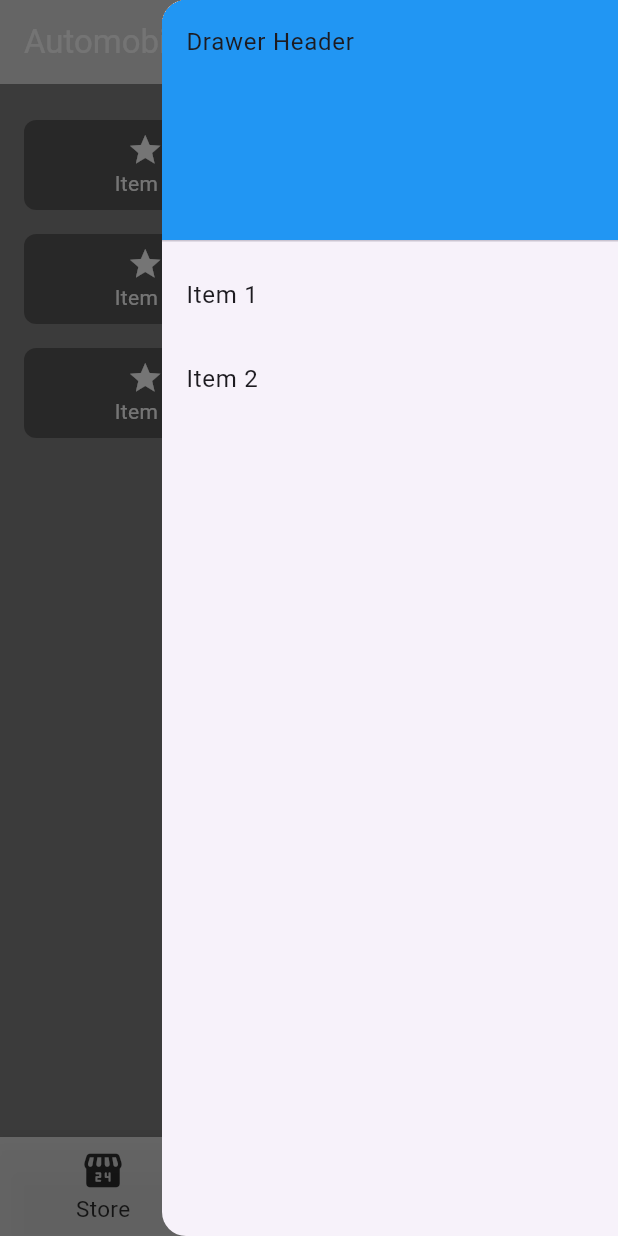
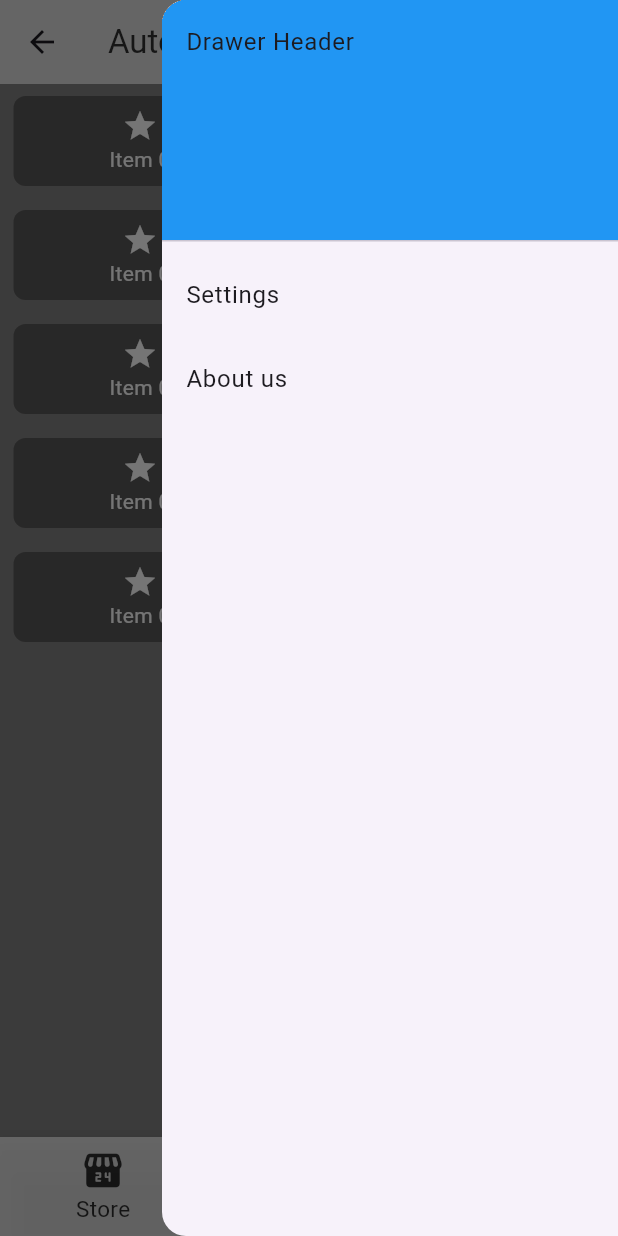
Before and after one commit to binarymusa/Automobile_app, a Flutter app: the screen it shows after launch, after a tap on the "menu" icon, on a phone screen of 412 x 824 dp. Run offline on Flutter 3.47's test engine with Material 3 defaults, Android fonts, the phone set to English and light mode, and no system bars.

Commit message:
mods on route.drt, main.drt and added widgets

```diff
--- a/lib/main.dart
+++ b/lib/main.dart
@@ -1,10 +1,7 @@
 import 'package:flutter/material.dart';
-import 'pages/home_page.dart';
-import 'pages/cart_page.dart';
-import 'pages/purchases_page.dart';
+import "package:test_app/routes.dart";
 
 void main() =>  runApp(const MainApp());
-
 
 class MainApp extends StatelessWidget {
   const MainApp({super.key});
@@ -12,16 +9,16 @@ class MainApp extends StatelessWidget {
   @override
   Widget build(BuildContext context) {
     return const MaterialApp(
-
-      home:  MyHomePage(
-        title: '',
-      ),
-
+      initialRoute: '/',
+      onGenerateRoute: AppRoutes.generateRoute,
     );
   }
 }
 
 
+
+
+/*
 class MyHomePage extends StatefulWidget{
   const MyHomePage({super.key, required this.title});
 
@@ -57,7 +54,7 @@ class MyHomePageState extends State<MyHomePage>{
         backgroundColor: const Color.fromARGB(185, 255, 255, 255),
         title: const Text(
           'Automobile App',
-          style:  TextStyle(color: Color.fromARGB(244, 255, 255, 255)),
+          style:  TextStyle(color: Color.fromARGB(201, 0, 0, 0)),
         ),
       ),
 
@@ -113,3 +110,4 @@ class MyHomePageState extends State<MyHomePage>{
     );
   }
 }
+ */
--- /dev/null
+++ b/lib/routes.dart
@@ -0,0 +1,30 @@
+import 'package:flutter/material.dart';
+import 'package:test_app/views/cart_page.dart';
+import 'package:test_app/views/home_page.dart';
+import 'package:test_app/views/purchases_page.dart';
+
+
+class AppRoutes {
+  static Route<dynamic> generateRoute(RouteSettings settings){
+    switch (settings.name) {
+      case '/':
+        return MaterialPageRoute(
+          builder: (_) => const HomePage(),
+        );
+
+      case '/Cart':
+        return MaterialPageRoute(
+          builder: (_) => const CartPage(),
+        );
+
+      case '/Purchases':
+        return MaterialPageRoute(
+        builder: (_) => const PurchasesPage(),
+        );
+
+      default:
+      // ('Route not found: ${settings.name}');
+      throw const FormatException("Route not found");
+    }
+  }
+}
--- a/lib/pages/home_page.dart
+++ b/lib/views/home_page.dart
@@ -1,26 +1,37 @@
 import 'package:flutter/material.dart';
-
+import 'package:test_app/widgets/bottomnavbar.dart';
+// import 'package:test_app/widgets/topnavbar.dart';
+import 'package:test_app/widgets/column.dart';
+import 'package:test_app/widgets/drawer.dart';
 
 class HomePage extends StatelessWidget {
   const HomePage({super.key,});
 
   @override
   Widget build(BuildContext context) {
-    return SingleChildScrollView(
-        child: Padding(
-          padding:  const EdgeInsets.all(16.0),
-          child: Column(
-            children: List.generate(3, (index) => buildColumns()),
-          ),
+    return  Scaffold(
+      // appBar: Topnavbar(),
+      appBar: AppBar(
+        backgroundColor: const Color.fromARGB(185, 255, 255, 255),
+        title: const Text(
+          'Automobile',
+          style:  TextStyle(color: Color.fromARGB(201, 0, 0, 0)),
         ),
+      ),
+      endDrawer: const EndDrawer(),
+      body: const ColumnItem(),
+      backgroundColor: const Color.fromARGB(155, 48, 48, 48),
+      bottomNavigationBar: const Bottomnavbars(),
     );
-    // backgroundColor: const Color.fromARGB(85, 75, 75, 75);
   }
 }
 
-Widget buildColumns() {
+
+/* Widget buildColumns() {
   return Container(
     margin: const EdgeInsets.symmetric(vertical: 8.0),
+    // height: 20.0,
+    // color: Colors.cyan,
     decoration: BoxDecoration(
       color: const Color.fromARGB(158, 65, 64, 64),
       borderRadius: BorderRadius.circular(8.0),
@@ -45,4 +56,4 @@ Widget buildItem(int index) {
       ],
     ),
   );
-}
+} */
--- /dev/null
+++ b/lib/widgets/bottomnavbar.dart
@@ -0,0 +1,47 @@
+import 'package:flutter/material.dart';
+
+
+class Bottomnavbars extends StatelessWidget {
+  const Bottomnavbars({super.key,});
+
+  @override
+  Widget build(BuildContext context){
+    return BottomNavigationBar(
+        items: const <BottomNavigationBarItem>[
+          BottomNavigationBarItem(
+            icon: Icon(Icons.local_convenience_store_rounded),
+            label: 'Store',
+          ),
+          BottomNavigationBarItem(
+            icon: Icon(Icons.shopping_cart),
+            label: 'Cart',
+          ),
+          BottomNavigationBarItem(
+            icon: Icon(Icons.shopify),
+            label: 'Purchases',
+          ),
+        ],
+
+        selectedItemColor: const Color.fromARGB(201, 0, 0, 0),
+        selectedFontSize: 15,
+        selectedIconTheme: const IconThemeData(
+          size: 30.0,
+        ),
+        backgroundColor: const Color.fromARGB(185, 255, 255, 255),
+        onTap: (index) {
+          switch(index) {
+            case 0:
+            Navigator.pushNamed(context, '/');
+            break;
+
+            case 1:
+            Navigator.pushNamed(context, '/Cart');
+            break;
+
+            case 2:
+            Navigator.pushNamed(context, '/Purchases');
+          }
+        },
+    );
+  }
+}
--- /dev/null
+++ b/lib/widgets/column.dart
@@ -0,0 +1,47 @@
+import 'package:flutter/material.dart';
+
+class ColumnItem extends StatelessWidget{
+  const ColumnItem({super.key,});
+
+  @override
+  Widget build(BuildContext context) {
+     return  SingleChildScrollView(
+      padding: const EdgeInsets.symmetric(horizontal: 9.0),
+      child: Column(
+        children: List.generate(5, (index) => buildColumns(index)),
+      ),
+     );
+  }
+
+}
+
+Widget buildColumns(index){
+  return Container(
+      margin: const EdgeInsets.symmetric(vertical: 8.0),
+      // height: 20.0,
+      // color: Colors.cyan,
+      decoration: BoxDecoration(
+        color: const Color.fromARGB(158, 65, 64, 64),
+        borderRadius: BorderRadius.circular(8.0),
+      ),
+      child: Row(
+        mainAxisAlignment: MainAxisAlignment.spaceEvenly,
+        children: List.generate(3, (index) => buildItem(index)),
+      ),
+    );
+}
+
+Widget buildItem(int index) {
+  return Padding(
+    padding: const EdgeInsets.all(8.0),
+    child: Column(
+      children: <Widget>[
+        const Icon(Icons.star, color: Colors.white),
+        Text(
+          'Item $index',
+          style: const TextStyle(color: Color(0xFFFFFFFF)),
+        ),
+      ],
+    ),
+  );
+}
--- /dev/null
+++ b/lib/widgets/drawer.dart
@@ -0,0 +1,30 @@
+import 'package:flutter/material.dart';
+
+class EndDrawer extends StatelessWidget{
+  const EndDrawer({super.key,});
+
+  @override
+  Widget build(BuildContext context){
+    return Drawer(
+        child: ListView(
+          padding: EdgeInsets.zero,
+          children:const  <Widget>[
+            DrawerHeader(
+              decoration: BoxDecoration(
+                color: Colors.blue,
+              ),
+              child: Text('Drawer Header'),
+            ),
+            ListTile(
+              title:  Text('Settings'),
+              // onTap: () {},
+            ),
+            ListTile(
+              title: Text('About us'),
+              // onTap: () {},
+            ),
+          ],
+        ),
+      );
+  }
+}
```
Also changed, not shown: lib/pages/cart_page.dart (deleted, +0 -15 lines), lib/pages/purchases_page.dart (deleted, +0 -15 lines), lib/views/cart_page.dart (added, +28 -0 lines), lib/views/purchases_page.dart (added, +28 -0 lines), lib/widgets/background.dart (added, +13 -0 lines), lib/widgets/topnavbar.dart (added, +16 -0 lines), 2 other files.
